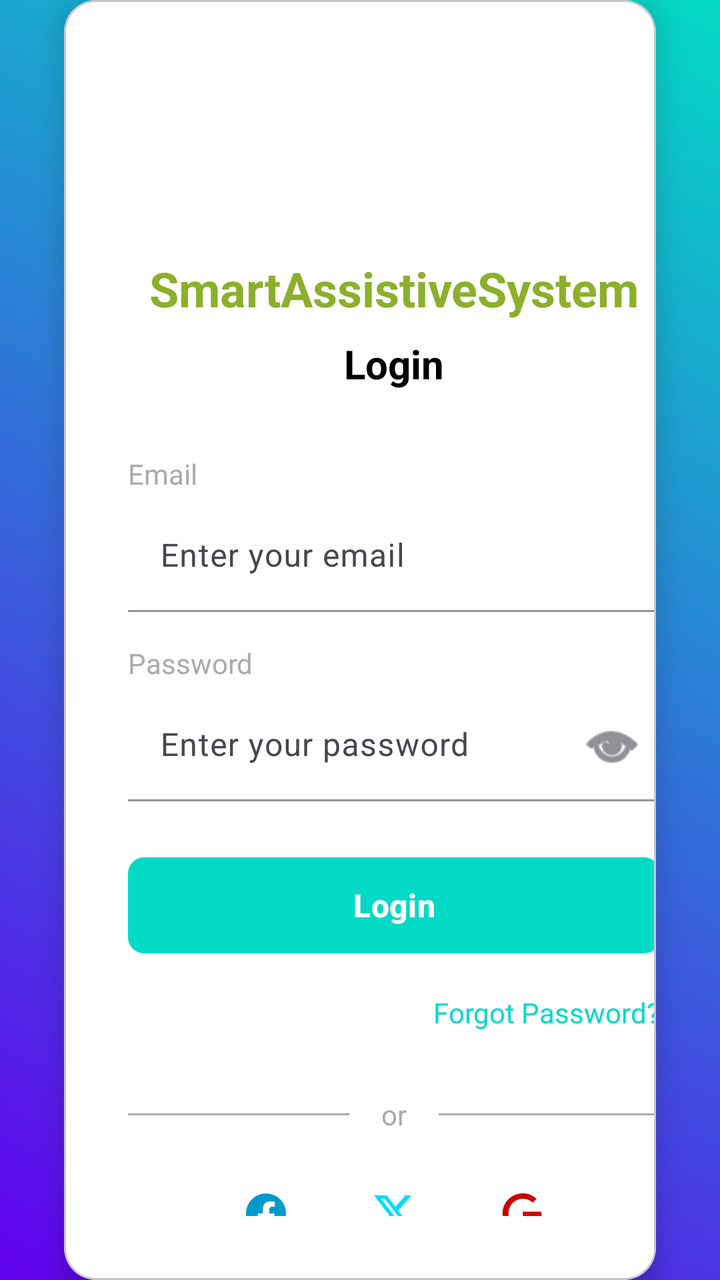
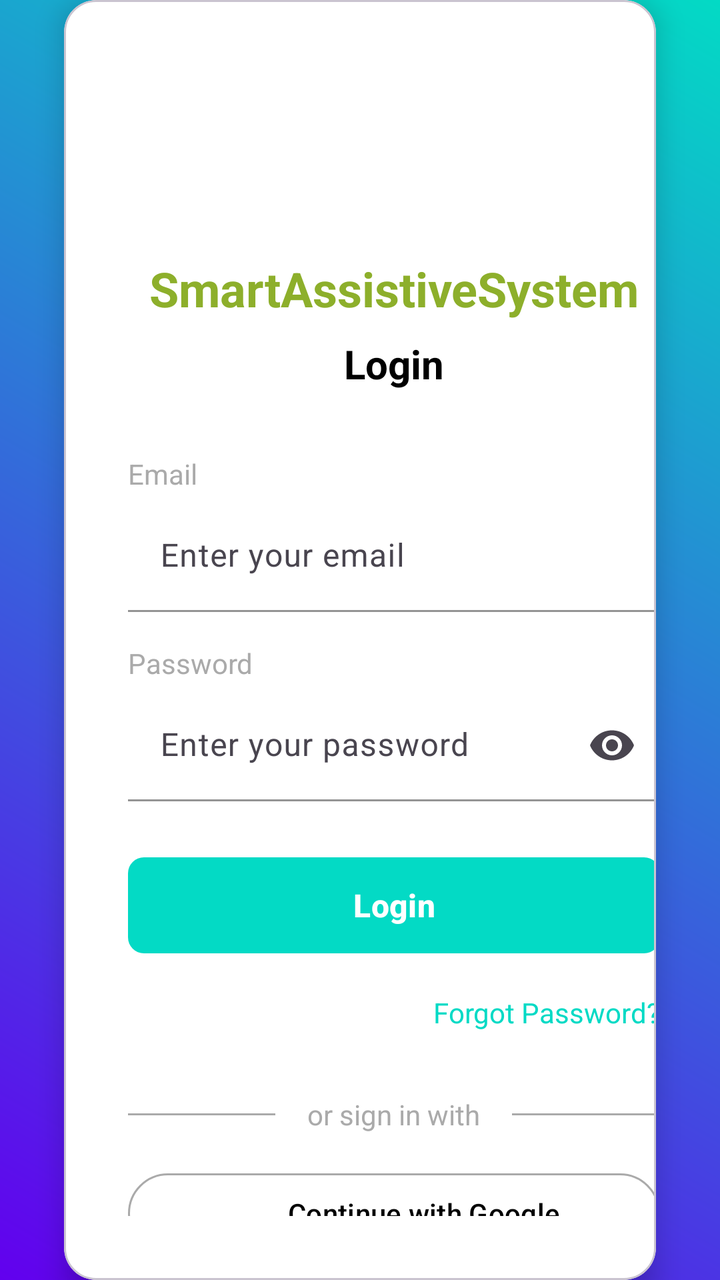

The first picture is an Android layout as it rendered before a commit; the second is the same layout after the commit. The layout source and the unified diff follow.
<!-- AndroidManifest.xml: application theme Theme.SmartAssistiveSystem -->
<!-- res/layout/activity_login.xml -->
<?xml version="1.0" encoding="utf-8"?>
<androidx.constraintlayout.widget.ConstraintLayout xmlns:android="http://schemas.android.com/apk/res/android"
    xmlns:app="http://schemas.android.com/apk/res-auto"
    xmlns:tools="http://schemas.android.com/tools"
    android:layout_width="match_parent"
    android:layout_height="match_parent"
    android:background="@drawable/loginactivity_gradient_background"
    tools:context=".ui.login.LoginActivity">

    
    <com.google.android.material.card.MaterialCardView
        android:id="@+id/login_card"
        android:layout_width="0dp"
        android:layout_height="wrap_content"
        android:layout_marginStart="32dp"
        android:layout_marginTop="64dp"
        android:layout_marginEnd="32dp"
        android:layout_marginBottom="64dp"
        app:cardBackgroundColor="@android:color/white"
        app:cardCornerRadius="16dp"
        app:cardElevation="8dp"
        app:layout_constraintBottom_toBottomOf="parent"
        app:layout_constraintEnd_toEndOf="parent"
        app:layout_constraintStart_toStartOf="parent"
        app:layout_constraintTop_toTopOf="parent">

        <androidx.constraintlayout.widget.ConstraintLayout
            android:layout_width="330dp"
            android:layout_height="wrap_content"
            android:padding="32dp">



            
            <ImageView
                android:id="@+id/iv_logo"
                android:layout_width="80dp"
                android:layout_height="80dp"
                android:src="@mipmap/ic_launcher_round"
                app:layout_constraintEnd_toEndOf="parent"
                app:layout_constraintStart_toStartOf="parent"
                app:layout_constraintTop_toTopOf="parent" />

            <TextView
                android:id="@+id/tv_app_name"
                android:layout_width="wrap_content"
                android:layout_height="wrap_content"
                android:layout_marginTop="16dp"
                android:text="SmartAssistiveSystem"
                android:textColor="@color/Name_gradient"
                android:textSize="24sp"
                android:textStyle="bold"
                app:layout_constraintEnd_toEndOf="parent"
                app:layout_constraintStart_toStartOf="parent"
                app:layout_constraintTop_toBottomOf="@id/iv_logo" />

            
            <TextView
                android:id="@+id/tv_login_title"
                android:layout_width="wrap_content"
                android:layout_height="wrap_content"
                android:layout_marginTop="8dp"
                android:text="Login"
                android:textColor="@android:color/black"
                android:textSize="20sp"
                android:textStyle="bold"
                app:layout_constraintEnd_toEndOf="parent"
                app:layout_constraintStart_toStartOf="parent"
                app:layout_constraintTop_toBottomOf="@id/tv_app_name" />

            
            <TextView
                android:id="@+id/tv_email_label"
                android:layout_width="wrap_content"
                android:layout_height="wrap_content"
                android:layout_marginTop="32dp"
                android:text="Email"
                android:textColor="@android:color/darker_gray"
                android:textSize="14sp"
                app:layout_constraintStart_toStartOf="parent"
                app:layout_constraintTop_toBottomOf="@id/tv_login_title" />

            
            <com.google.android.material.textfield.TextInputLayout
                android:id="@+id/til_email"
                android:layout_width="match_parent"
                android:layout_height="wrap_content"
                android:layout_marginTop="4dp"
                app:boxBackgroundColor="@android:color/white"
                app:boxBackgroundMode="filled"
                app:boxCornerRadiusBottomEnd="8dp"
                app:boxCornerRadiusBottomStart="8dp"
                app:boxCornerRadiusTopEnd="8dp"
                app:boxCornerRadiusTopStart="8dp"
                app:boxStrokeColor="@color/teal_200"
                app:hintTextColor="@color/teal_200"
                app:layout_constraintStart_toStartOf="parent"
                app:layout_constraintTop_toBottomOf="@id/tv_email_label">

                <com.google.android.material.textfield.TextInputEditText
                    android:id="@+id/editTextEmail"
                    android:layout_width="match_parent"
                    android:layout_height="wrap_content"
                    android:hint="Enter your email"
                    android:inputType="textEmailAddress"
                    android:textColor="@android:color/black"
                    android:textColorHint="@android:color/darker_gray" />

            </com.google.android.material.textfield.TextInputLayout>

            
            <TextView
                android:id="@+id/tv_password_label"
                android:layout_width="wrap_content"
                android:layout_height="wrap_content"
                android:layout_marginTop="16dp"
                android:text="Password"
                android:textColor="@android:color/darker_gray"
                android:textSize="14sp"
                app:layout_constraintStart_toStartOf="parent"
                app:layout_constraintTop_toBottomOf="@id/til_email" />

            
            <com.google.android.material.textfield.TextInputLayout
                android:id="@+id/til_password"
                android:layout_width="match_parent"
                android:layout_height="wrap_content"
                android:layout_marginTop="4dp"
                app:boxBackgroundColor="@android:color/white"
                app:boxBackgroundMode="filled"
                app:boxCornerRadiusBottomEnd="8dp"
                app:boxCornerRadiusBottomStart="8dp"
                app:boxCornerRadiusTopEnd="8dp"
                app:boxCornerRadiusTopStart="8dp"
                app:boxStrokeColor="@color/teal_200"
                app:endIconDrawable="@android:drawable/ic_menu_view"
                app:endIconMode="password_toggle"
                app:hintTextColor="@color/teal_200"
                app:layout_constraintStart_toStartOf="parent"
                app:layout_constraintTop_toBottomOf="@id/tv_password_label">

                <com.google.android.material.textfield.TextInputEditText
                    android:id="@+id/editTextPassword"
                    android:layout_width="match_parent"
                    android:layout_height="wrap_content"
                    android:hint="Enter your password"
                    android:inputType="textPassword"
                    android:textColor="@android:color/black"
                    android:textColorHint="@android:color/darker_gray" />

            </com.google.android.material.textfield.TextInputLayout>

            
            <com.google.android.material.button.MaterialButton
                android:id="@+id/btnLogin"
                android:layout_width="match_parent"
                android:layout_height="56dp"
                android:layout_marginTop="24dp"
                android:text="Login"
                android:textSize="16sp"
                android:textStyle="bold"
                app:backgroundTint="@color/teal_200"
                app:cornerRadius="8dp"
                app:layout_constraintStart_toStartOf="parent"
                app:layout_constraintTop_toBottomOf="@id/til_password" />

            
            <TextView
                android:id="@+id/tv_forgot_password"
                android:layout_width="wrap_content"
                android:layout_height="wrap_content"
                android:layout_marginTop="16dp"
                android:background="?attr/selectableItemBackground"
                android:clickable="true"
                android:focusable="true"
                android:text="Forgot Password?"
                android:textColor="@color/teal_200"
                android:textSize="14sp"
                app:layout_constraintEnd_toEndOf="parent"
                app:layout_constraintTop_toBottomOf="@id/btnLogin" />

            
            <LinearLayout
                android:id="@+id/social_divider"
                android:layout_width="match_parent"
                android:layout_height="wrap_content"
                android:layout_marginTop="32dp"
                android:gravity="center_vertical"
                android:orientation="horizontal"
                app:layout_constraintStart_toStartOf="parent"
                app:layout_constraintTop_toBottomOf="@id/tv_forgot_password">

                <View
                    android:layout_width="0dp"
                    android:layout_height="1dp"
                    android:layout_weight="1"
                    android:background="@android:color/darker_gray" />

                <TextView
                    android:layout_width="wrap_content"
                    android:layout_height="wrap_content"
                    android:layout_marginHorizontal="16dp"
                    android:text="or"
                    android:textColor="@android:color/darker_gray"
                    android:textSize="14sp" />

                <View
                    android:layout_width="0dp"
                    android:layout_height="1dp"
                    android:layout_weight="1"
                    android:background="@android:color/darker_gray" />

            </LinearLayout>

            
            <LinearLayout
                android:id="@+id/social_row"
                android:layout_width="match_parent"
                android:layout_height="wrap_content"
                android:layout_marginTop="16dp"
                android:gravity="center"
                android:orientation="horizontal"
                app:layout_constraintStart_toStartOf="parent"
                app:layout_constraintTop_toBottomOf="@id/social_divider">

                <com.google.android.material.button.MaterialButton
                    android:layout_width="48dp"
                    android:layout_height="48dp"
                    android:layout_marginEnd="8dp"
                    android:backgroundTint="@android:color/transparent"
                    app:icon="@drawable/ic_facebook"
                app:iconTint="@android:color/holo_blue_dark"
                style="@style/Widget.Material3.Button.IconButton" />

                <com.google.android.material.button.MaterialButton
                    android:layout_width="48dp"
                    android:layout_height="48dp"
                    android:layout_marginHorizontal="8dp"
                    android:backgroundTint="@android:color/transparent"
                    app:icon="@drawable/ic_twitter"
                app:iconTint="@android:color/holo_blue_bright"
                style="@style/Widget.Material3.Button.IconButton" />

                <com.google.android.material.button.MaterialButton
                    android:layout_width="48dp"
                    android:layout_height="48dp"
                    android:layout_marginStart="8dp"
                    android:backgroundTint="@android:color/transparent"
                    app:icon="@drawable/ic_google"
                app:iconTint="@android:color/holo_red_dark"
                style="@style/Widget.Material3.Button.IconButton" />

            </LinearLayout>

            
            <TextView
                android:id="@+id/tv_sign_up"
                android:layout_width="wrap_content"
                android:layout_height="wrap_content"
                android:layout_marginTop="24dp"
                android:text="Don't have an account? Sign Up"
                android:textColor="@android:color/darker_gray"
                android:textSize="14sp"
                app:layout_constraintEnd_toEndOf="parent"
                app:layout_constraintStart_toStartOf="parent"
                app:layout_constraintTop_toBottomOf="@id/social_row" />

        </androidx.constraintlayout.widget.ConstraintLayout>

    </com.google.android.material.card.MaterialCardView>

</androidx.constraintlayout.widget.ConstraintLayout>
<!-- resources referenced by this layout -->
<resources>
  <color name="Name_gradient">#8DAF2B</color>
  <color name="teal_200">#03DAC5</color>
  <!-- drawable ic_facebook (drawable) -->
  <vector xmlns:android="http://schemas.android.com/apk/res/android" android:width="24dp" android:height="24dp" android:viewportWidth="24" android:viewportHeight="24" android:tint="?attr/colorControlNormal">
      <path android:fillColor="@android:color/white" android:pathData="M24,12.073c0,5.989-4.394,10.954-10.13,11.855v-8.363h2.789l0.531-3.46H13.87V9.86c0-0.947,0.464-1.869,1.95-1.869h1.509 V5.045c0,0-1.37-0.234-2.679-0.234c-2.734,0-4.52,1.657-4.52,4.656v2.637H7.091v3.46h3.039v8.363C4.395,23.025,0,18.061,0,12.073 c0-6.627,5.373-12,12-12S24,5.445,24,12.073z"/>
  </vector>
  <!-- drawable ic_google (drawable) -->
  <vector xmlns:android="http://schemas.android.com/apk/res/android" android:width="24dp" android:height="24dp" android:viewportWidth="24" android:viewportHeight="24" android:tint="?attr/colorControlNormal">
      <path android:fillColor="@android:color/white" android:pathData="M12.479,14.265v-3.279h11.049c0.108,0.571,0.164,1.247,0.164,1.979c0,2.46-0.672,5.502-2.84,7.669 C18.744,22.829,16.051,24,12.483,24C5.869,24,0.308,18.613,0.308,12S5.869,0,12.483,0c3.659,0,6.265,1.436,8.223,3.307L18.392,5.62 c-1.404-1.317-3.307-2.341-5.913-2.341C7.65,3.279,3.873,7.171,3.873,12s3.777,8.721,8.606,8.721c3.132,0,4.916-1.258,6.059-2.401 c0.927-0.927,1.537-2.251,1.777-4.059L12.479,14.265z"/>
  </vector>
  <!-- drawable ic_twitter (drawable) -->
  <vector xmlns:android="http://schemas.android.com/apk/res/android" android:width="24dp" android:height="24dp" android:viewportWidth="24" android:viewportHeight="24" android:tint="?attr/colorControlNormal">
      <path android:fillColor="@android:color/white" android:pathData="m18.9,1.153h3.682l-8.042,9.189,9.46,12.506h-7.405l-5.804-7.583-6.634,7.583H.469l8.6-9.831L0,1.153h7.593l5.241,6.931,6.065-6.931Zm-1.293,19.494h2.039L6.482,3.239h-2.19l13.314,17.408Z"/>
  </vector>
  <!-- drawable loginactivity_gradient_background (drawable) -->
  <?xml version="1.0" encoding="utf-8"?>
  <shape xmlns:android="http://schemas.android.com/apk/res/android">
      <gradient
          android:startColor="@color/purple_500"
          android:endColor="@color/teal_200"
          android:angle="45"
          android:type="linear" />
  </shape>
  <!-- mipmap ic_launcher_round (mipmap-anydpi-v26) -->
  <?xml version="1.0" encoding="utf-8"?>
  <adaptive-icon xmlns:android="http://schemas.android.com/apk/res/android">
      <background android:drawable="@drawable/ic_launcher_background"/>
      <foreground android:drawable="@mipmap/ic_launcher_foreground"/>
  </adaptive-icon>
  <style name="Theme.SmartAssistiveSystem" parent="Theme.Material3.DayNight.NoActionBar">
          
          <item name="windowActionBar">false</item>
          <item name="windowNoTitle">true</item>
  
          
          <item name="colorPrimary">@color/purple_500</item>
          <item name="colorPrimaryVariant">@color/purple_700</item>
          <item name="colorOnPrimary">@color/white</item>
  
          
          <item name="colorSecondary">@color/teal_200</item>
          <item name="colorOnSecondary">@color/black</item>
  
          
          <item name="android:statusBarColor">?attr/colorPrimaryVariant</item>
  
          
          <item name="actionMenuTextAppearance">@style/ActionMenuTextStyle</item>
      </style>
  <color name="purple_500">#6200EE</color>
  <!-- drawable ic_launcher_background: vector/xml drawable (drawable, 4866 chars, omitted) -->
  <color name="purple_700">#3700B3</color>
  <color name="white">#FFFFFF</color>
  <color name="black">#000000</color>
  <style name="ActionMenuTextStyle" parent="@android:style/TextAppearance.Widget.IconMenu.Item">
          <item name="android:textSize">14sp</item>
          <item name="android:textColor">#FFFFFF</item>
          <item name="android:textAllCaps">false</item>
      </style>
</resources>

<!-- the commit's change to res/layout/activity_login.xml (unified diff, before → after) -->
@@ -29,8 +29,6 @@
             android:layout_height="wrap_content"
             android:padding="32dp">
 
-
-
             
             <ImageView
                 android:id="@+id/iv_logo"
@@ -41,12 +39,13 @@
                 app:layout_constraintStart_toStartOf="parent"
                 app:layout_constraintTop_toTopOf="parent" />
 
+            
             <TextView
                 android:id="@+id/tv_app_name"
                 android:layout_width="wrap_content"
                 android:layout_height="wrap_content"
                 android:layout_marginTop="16dp"
-                android:text="SmartAssistiveSystem"
+                android:text="@string/smartassistivesystem"
                 android:textColor="@color/Name_gradient"
                 android:textSize="24sp"
                 android:textStyle="bold"
@@ -60,7 +59,7 @@
                 android:layout_width="wrap_content"
                 android:layout_height="wrap_content"
                 android:layout_marginTop="8dp"
-                android:text="Login"
+                android:text="@string/login"
                 android:textColor="@android:color/black"
                 android:textSize="20sp"
                 android:textStyle="bold"
@@ -74,7 +73,7 @@
                 android:layout_width="wrap_content"
                 android:layout_height="wrap_content"
                 android:layout_marginTop="32dp"
-                android:text="Email"
+                android:text="@string/email"
                 android:textColor="@android:color/darker_gray"
                 android:textSize="14sp"
                 app:layout_constraintStart_toStartOf="parent"
@@ -101,11 +100,10 @@
                     android:id="@+id/editTextEmail"
                     android:layout_width="match_parent"
                     android:layout_height="wrap_content"
-                    android:hint="Enter your email"
+                    android:hint="@string/enter_your_email"
                     android:inputType="textEmailAddress"
                     android:textColor="@android:color/black"
                     android:textColorHint="@android:color/darker_gray" />
-
             </com.google.android.material.textfield.TextInputLayout>
 
             
@@ -114,7 +112,7 @@
                 android:layout_width="wrap_content"
                 android:layout_height="wrap_content"
                 android:layout_marginTop="16dp"
-                android:text="Password"
+                android:text="@string/password"
                 android:textColor="@android:color/darker_gray"
                 android:textSize="14sp"
                 app:layout_constraintStart_toStartOf="parent"
@@ -133,7 +131,6 @@
                 app:boxCornerRadiusTopEnd="8dp"
                 app:boxCornerRadiusTopStart="8dp"
                 app:boxStrokeColor="@color/teal_200"
-                app:endIconDrawable="@android:drawable/ic_menu_view"
                 app:endIconMode="password_toggle"
                 app:hintTextColor="@color/teal_200"
                 app:layout_constraintStart_toStartOf="parent"
@@ -143,11 +140,10 @@
                     android:id="@+id/editTextPassword"
                     android:layout_width="match_parent"
                     android:layout_height="wrap_content"
-                    android:hint="Enter your password"
+                    android:hint="@string/enter_your_password"
                     android:inputType="textPassword"
                     android:textColor="@android:color/black"
                     android:textColorHint="@android:color/darker_gray" />
-
             </com.google.android.material.textfield.TextInputLayout>
 
             
@@ -156,7 +152,7 @@
                 android:layout_width="match_parent"
                 android:layout_height="56dp"
                 android:layout_marginTop="24dp"
-                android:text="Login"
+                android:text="@string/login"
                 android:textSize="16sp"
                 android:textStyle="bold"
                 app:backgroundTint="@color/teal_200"
@@ -173,7 +169,7 @@
                 android:background="?attr/selectableItemBackground"
                 android:clickable="true"
                 android:focusable="true"
-                android:text="Forgot Password?"
+                android:text="@string/forgot_password"
                 android:textColor="@color/teal_200"
                 android:textSize="14sp"
                 app:layout_constraintEnd_toEndOf="parent"
@@ -200,7 +196,7 @@
                     android:layout_width="wrap_content"
                     android:layout_height="wrap_content"
                     android:layout_marginHorizontal="16dp"
-                    android:text="or"
+                    android:text="@string/or_sign_in_with"
                     android:textColor="@android:color/darker_gray"
                     android:textSize="14sp" />
 
@@ -209,48 +205,25 @@
                     android:layout_height="1dp"
                     android:layout_weight="1"
                     android:background="@android:color/darker_gray" />
-
             </LinearLayout>
 
             
-            <LinearLayout
-                android:id="@+id/social_row"
-                android:layout_width="match_parent"
-                android:layout_height="wrap_content"
-                android:layout_marginTop="16dp"
-                android:gravity="center"
-                android:orientation="horizontal"
-                app:layout_constraintStart_toStartOf="parent"
-                app:layout_constraintTop_toBottomOf="@id/social_divider">
-
-                <com.google.android.material.button.MaterialButton
-                    android:layout_width="48dp"
-                    android:layout_height="48dp"
-                    android:layout_marginEnd="8dp"
-                    android:backgroundTint="@android:color/transparent"
-                    app:icon="@drawable/ic_facebook"
-                app:iconTint="@android:color/holo_blue_dark"
-                style="@style/Widget.Material3.Button.IconButton" />
-
-                <com.google.android.material.button.MaterialButton
-                    android:layout_width="48dp"
-                    android:layout_height="48dp"
-                    android:layout_marginHorizontal="8dp"
-                    android:backgroundTint="@android:color/transparent"
-                    app:icon="@drawable/ic_twitter"
-                app:iconTint="@android:color/holo_blue_bright"
-                style="@style/Widget.Material3.Button.IconButton" />
-
-                <com.google.android.material.button.MaterialButton
-                    android:layout_width="48dp"
-                    android:layout_height="48dp"
-                    android:layout_marginStart="8dp"
-                    android:backgroundTint="@android:color/transparent"
-                    app:icon="@drawable/ic_google"
-                app:iconTint="@android:color/holo_red_dark"
-                style="@style/Widget.Material3.Button.IconButton" />
-
-            </LinearLayout>
+            <com.google.android.material.button.MaterialButton
+                android:id="@+id/btnGoogle"
+                android:layout_width="match_parent"
+                android:layout_height="48dp"
+                android:layout_marginTop="16dp"
+                android:text="@string/continue_with_google"
+                android:textAllCaps="false"
+                android:textColor="@android:color/black"
+                app:icon="@drawable/ic_google"
+                app:iconGravity="textStart"
+                app:iconPadding="12dp"
+                app:backgroundTint="@android:color/white"
+                app:strokeColor="@android:color/darker_gray"
+                app:strokeWidth="1dp"
+                app:layout_constraintStart_toStartOf="parent"
+                app:layout_constraintTop_toBottomOf="@id/social_divider" />
 
             
             <TextView
@@ -258,12 +231,12 @@
                 android:layout_width="wrap_content"
                 android:layout_height="wrap_content"
                 android:layout_marginTop="24dp"
-                android:text="Don't have an account? Sign Up"
+                android:text="@string/don_t_have_an_account_sign_up"
                 android:textColor="@android:color/darker_gray"
                 android:textSize="14sp"
                 app:layout_constraintEnd_toEndOf="parent"
                 app:layout_constraintStart_toStartOf="parent"
-                app:layout_constraintTop_toBottomOf="@id/social_row" />
+                app:layout_constraintTop_toBottomOf="@id/btnGoogle" />
 
         </androidx.constraintlayout.widget.ConstraintLayout>
 
<!-- resource entries referenced after the edit -->
@@ -2,17 +2,9 @@
 <resources>
   <color name="Name_gradient">#8DAF2B</color>
   <color name="teal_200">#03DAC5</color>
-  <!-- drawable ic_facebook (drawable) -->
-  <vector xmlns:android="http://schemas.android.com/apk/res/android" android:width="24dp" android:height="24dp" android:viewportWidth="24" android:viewportHeight="24" android:tint="?attr/colorControlNormal">
-      <path android:fillColor="@android:color/white" android:pathData="M24,12.073c0,5.989-4.394,10.954-10.13,11.855v-8.363h2.789l0.531-3.46H13.87V9.86c0-0.947,0.464-1.869,1.95-1.869h1.509 V5.045c0,0-1.37-0.234-2.679-0.234c-2.734,0-4.52,1.657-4.52,4.656v2.637H7.091v3.46h3.039v8.363C4.395,23.025,0,18.061,0,12.073 c0-6.627,5.373-12,12-12S24,5.445,24,12.073z"/>
-  </vector>
   <!-- drawable ic_google (drawable) -->
   <vector xmlns:android="http://schemas.android.com/apk/res/android" android:width="24dp" android:height="24dp" android:viewportWidth="24" android:viewportHeight="24" android:tint="?attr/colorControlNormal">
       <path android:fillColor="@android:color/white" android:pathData="M12.479,14.265v-3.279h11.049c0.108,0.571,0.164,1.247,0.164,1.979c0,2.46-0.672,5.502-2.84,7.669 C18.744,22.829,16.051,24,12.483,24C5.869,24,0.308,18.613,0.308,12S5.869,0,12.483,0c3.659,0,6.265,1.436,8.223,3.307L18.392,5.62 c-1.404-1.317-3.307-2.341-5.913-2.341C7.65,3.279,3.873,7.171,3.873,12s3.777,8.721,8.606,8.721c3.132,0,4.916-1.258,6.059-2.401 c0.927-0.927,1.537-2.251,1.777-4.059L12.479,14.265z"/>
-  </vector>
-  <!-- drawable ic_twitter (drawable) -->
-  <vector xmlns:android="http://schemas.android.com/apk/res/android" android:width="24dp" android:height="24dp" android:viewportWidth="24" android:viewportHeight="24" android:tint="?attr/colorControlNormal">
-      <path android:fillColor="@android:color/white" android:pathData="m18.9,1.153h3.682l-8.042,9.189,9.46,12.506h-7.405l-5.804-7.583-6.634,7.583H.469l8.6-9.831L0,1.153h7.593l5.241,6.931,6.065-6.931Zm-1.293,19.494h2.039L6.482,3.239h-2.19l13.314,17.408Z"/>
   </vector>
   <!-- drawable loginactivity_gradient_background (drawable) -->
   <?xml version="1.0" encoding="utf-8"?>
@@ -29,6 +21,16 @@
       <background android:drawable="@drawable/ic_launcher_background"/>
       <foreground android:drawable="@mipmap/ic_launcher_foreground"/>
   </adaptive-icon>
+  <string name="continue_with_google">Continue with Google</string>
+  <string name="don_t_have_an_account_sign_up">Don\'t have an account? Sign Up</string>
+  <string name="email">Email</string>
+  <string name="enter_your_email">Enter your email</string>
+  <string name="enter_your_password">Enter your password</string>
+  <string name="forgot_password">Forgot Password?</string>
+  <string name="login">Login</string>
+  <string name="or_sign_in_with">or sign in with</string>
+  <string name="password">Password</string>
+  <string name="smartassistivesystem">SmartAssistiveSystem</string>
   <style name="Theme.SmartAssistiveSystem" parent="Theme.Material3.DayNight.NoActionBar">
           
           <item name="windowActionBar">false</item>
